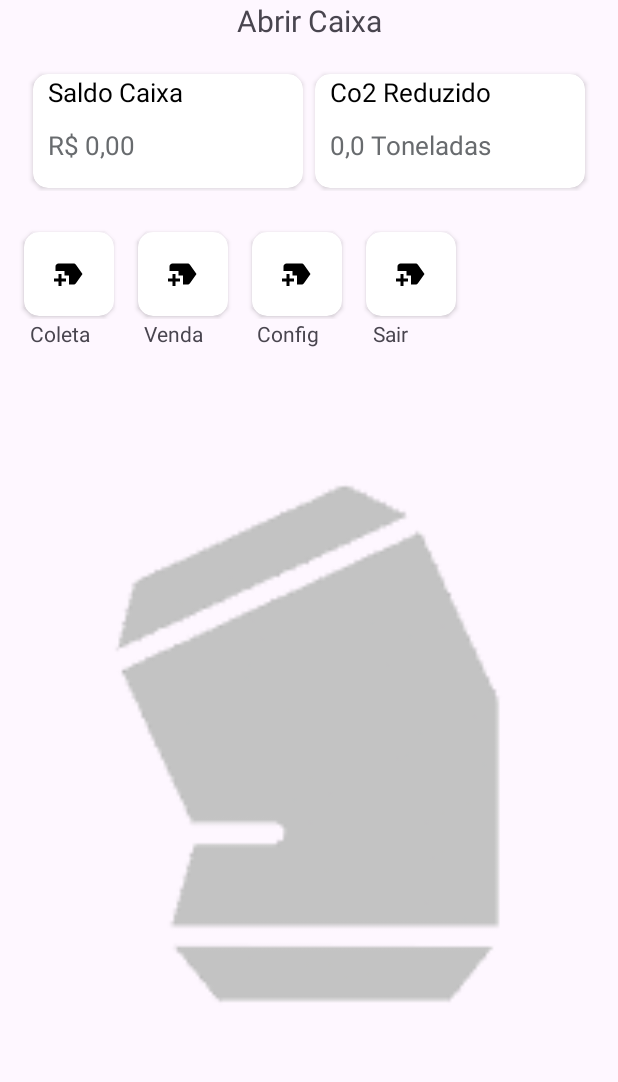
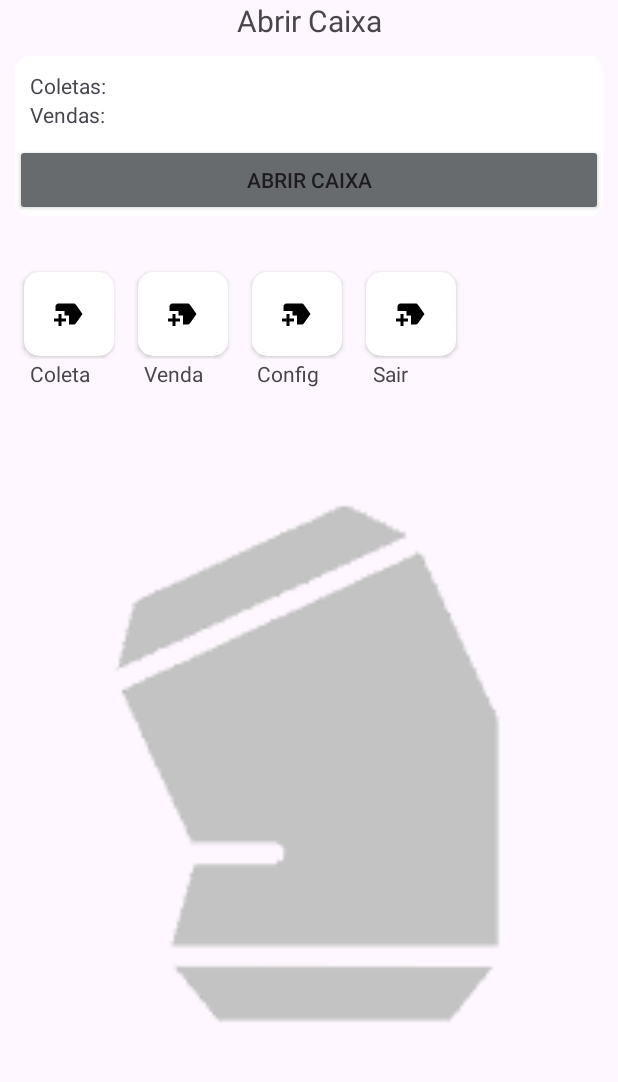
Before and after one commit to JoaoVitor-Dev/LatinhaExpress, an Android app: the HomeFragment screen opened directly, with no data from a screen before it, on a phone screen of 412 x 824 dp, the part 96-1178 px from its top. Run offline under Robolectric (Android 15) with nearby library versions, the phone set to English and light mode, and no system bars; our stand-ins replace Room's generated code.

Commit message:
Alteração no layout

```diff
--- a/app/src/main/res/layout/fragment_home.xml
+++ b/app/src/main/res/layout/fragment_home.xml
@@ -40,71 +40,67 @@
                         android:textSize="20dp"
                         />
 
-                <LinearLayout
+
+                <androidx.cardview.widget.CardView
                         android:layout_width="match_parent"
-                        android:layout_height="80dp"
-                        android:orientation="horizontal"
-                        android:gravity="center"
-                        android:layout_marginTop="20dp">
+                        android:layout_margin="10dp"
+                        android:layout_height="wrap_content"
+                        app:cardCornerRadius="10dp">
 
-                    <androidx.cardview.widget.CardView
-                            android:layout_width="180dp"
-                            android:layout_marginTop="2dp"
-                            android:layout_marginBottom="2dp"
-                            android:layout_height="match_parent"
+                    <LinearLayout
+                            android:layout_width="match_parent"
+                            android:layout_height="wrap_content"
+                            android:orientation="vertical">
 
-                            app:cardCornerRadius="10dp">
-
-                        <TextView
+                        <LinearLayout
                                 android:layout_width="match_parent"
                                 android:layout_height="wrap_content"
-                                android:text="Saldo Caixa"
-                                android:paddingStart="10dp"
-                                android:textColor="@color/black"
-                                android:textSize="17sp" />
+                                android:orientation="horizontal">
 
-                        <TextView
-                                android:layout_marginTop="35dp"
+                            <LinearLayout
+                                    android:layout_width="match_parent"
+                                    android:layout_height="wrap_content"
+                                    android:padding="10dp"
+                                    android:orientation="vertical">
+                                <TextView
+                                        android:layout_width="wrap_content"
+                                        android:layout_height="wrap_content"
+                                        android:text="Coletas:"
+                                        />
+
+                                <TextView
+                                        android:layout_width="wrap_content"
+                                        android:layout_height="wrap_content"
+                                        android:text="Vendas:"
+                                        />
+
+                            </LinearLayout>
+
+
+                        </LinearLayout>
+
+                        <LinearLayout
                                 android:layout_width="match_parent"
                                 android:layout_height="wrap_content"
-                                android:text="R$ 0,00"
-                                android:textColor="@color/gray"
-                                android:paddingStart="10dp"
-                                android:textSize="17sp"
-                                />
-                    </androidx.cardview.widget.CardView>
+                                android:orientation="horizontal">
 
-                    <androidx.cardview.widget.CardView
-                            android:layout_width="180dp"
-                            android:layout_marginLeft="8dp"
+                            <android.widget.Button
+                                    android:layout_width="match_parent"
+                                    android:layout_height="wrap_content"
+                                    android:text="Abrir caixa"
+                                    android:backgroundTint="@color/gray"
+                                    />
 
-                            android:layout_marginTop="2dp"
-                            android:layout_marginBottom="2dp"
-                            android:layout_height="match_parent"
 
-                            app:cardCornerRadius="10dp">
+                        </LinearLayout>
 
-                        <TextView
-                                android:layout_width="match_parent"
-                                android:layout_height="wrap_content"
-                                android:text="Co2 Reduzido"
-                                android:textColor="@color/black"
-                                android:paddingStart="10dp"
-                                android:textSize="17sp"
-                                />
+                    </LinearLayout>
 
-                        <TextView
-                                android:layout_marginTop="35dp"
-                                android:layout_width="match_parent"
-                                android:layout_height="wrap_content"
-                                android:text="0,0 Toneladas"
-                                android:textColor="@color/gray"
-                                android:paddingStart="10dp"
-                                android:textSize="17sp"
-                                />
-                    </androidx.cardview.widget.CardView>
+                </androidx.cardview.widget.CardView>
 
-                </LinearLayout>
+
+
+
 
                 <LinearLayout
                         android:layout_width="match_parent"
```
